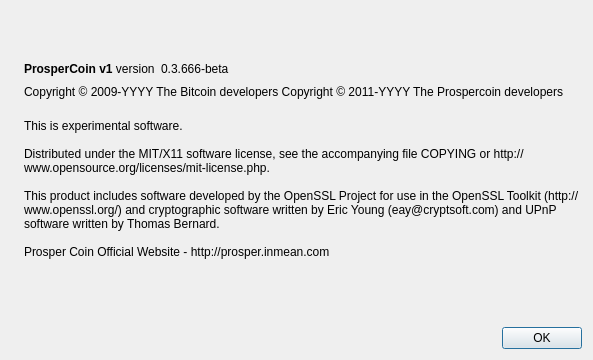
Above: src/qt/forms/aboutdialog.ui from ProsperCoin/prospercoin before the change. Below: the same form after it.
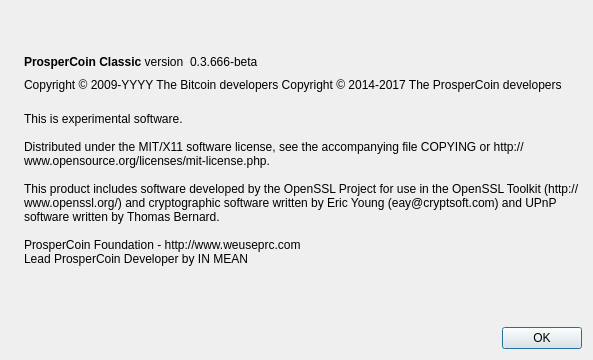
That is the form after the change. Icons and pictures are not drawn.

Diff of the .ui file:
```diff
--- a/src/qt/forms/aboutdialog.ui
+++ b/src/qt/forms/aboutdialog.ui
@@ -50,7 +50,7 @@
           <cursorShape>IBeamCursor</cursorShape>
          </property>
          <property name="text">
-          <string>&lt;b&gt;ProsperCoin v1&lt;/b&gt; version</string>
+          <string>&lt;b&gt;ProsperCoin Classic&lt;/b&gt; version</string>
          </property>
          <property name="textInteractionFlags">
           <set>Qt::LinksAccessibleByMouse|Qt::TextSelectableByKeyboard|Qt::TextSelectableByMouse</set>
@@ -92,7 +92,7 @@
        </property>
        <property name="text">
         <string notr="true">Copyright &amp;copy; 2009-YYYY The Bitcoin developers
-Copyright &amp;copy; 2011-YYYY The Prospercoin developers</string>
+Copyright &amp;copy; 2014-2017 The ProsperCoin developers</string>
        </property>
        <property name="textFormat">
         <enum>Qt::RichText</enum>
@@ -115,7 +115,8 @@
 
 This product includes software developed by the OpenSSL Project for use in the OpenSSL Toolkit (http://www.openssl.org/) and cryptographic software written by Eric Young (eay@cryptsoft.com) and UPnP software written by Thomas Bernard.
 
-Prosper Coin Official Website - http://prosper.inmean.com
+ProsperCoin Foundation - http://www.weuseprc.com
+Lead ProsperCoin Developer by IN MEAN
 </string>
        </property>
        <property name="wordWrap">
```
